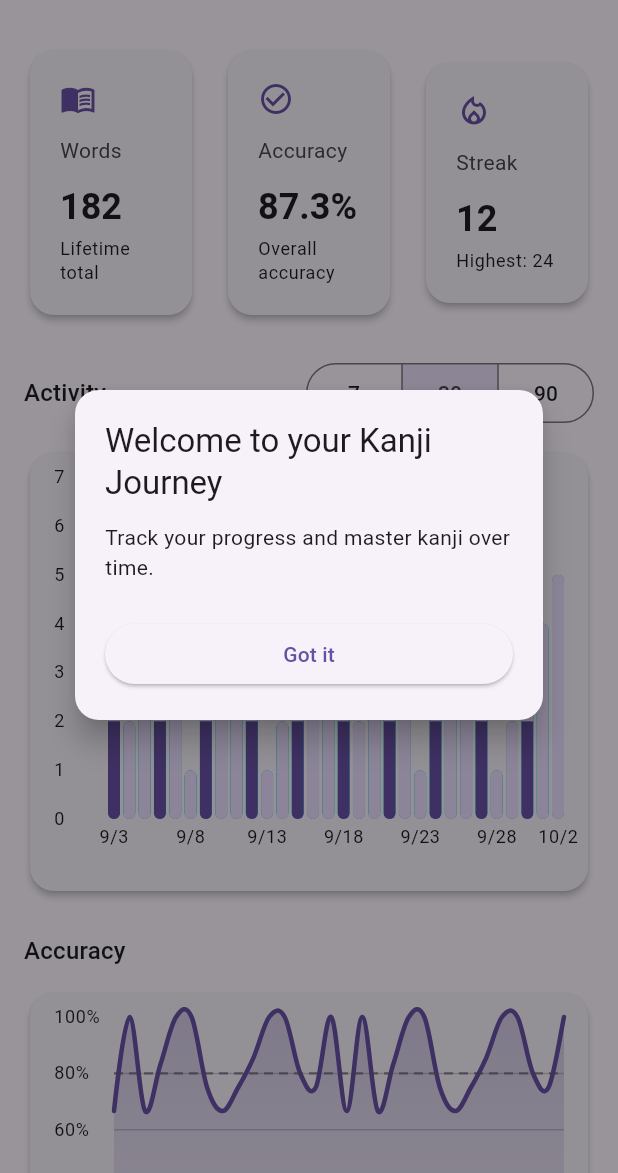
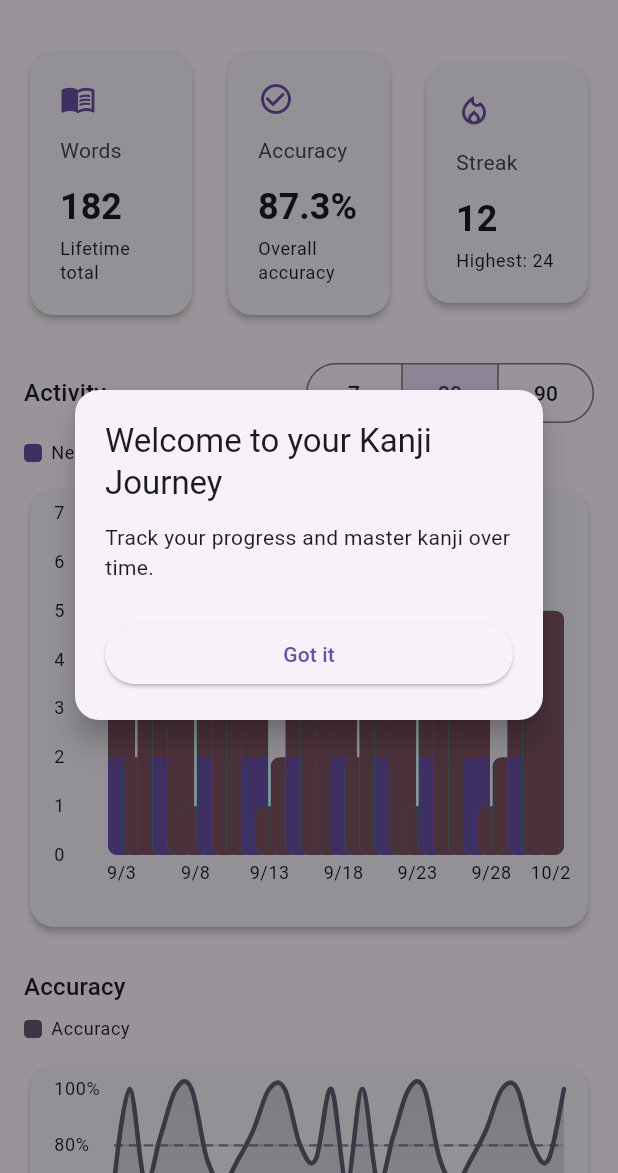
Before and after one commit to inami202rk-hub/my_kanji_app, a Flutter app: the screen it shows after launch, in the side drawer, after a tap on "統計", on a phone screen of 412 x 824 dp, the part 63-1236 px from its top. Run offline on Flutter 3.47's test engine with Material 3 defaults, Android fonts, the phone set to English and light mode, and no system bars; drawn by our look-alikes of fl_chart; our stand-ins replace shared_preferences; missing offline and left inert: dart:html, dart:js_util; network calls fail.

Commit message:
feat(stats): polish Activity/Accuracy/XP charts with tooltips, legends, and empty states

```diff
--- a/lib/features/stats/presentation/stats_page.dart
+++ b/lib/features/stats/presentation/stats_page.dart
@@ -211,6 +211,8 @@ class _StatsPageState extends State<StatsPage> {
                     ),
                   ],
                 ),
+                const SizedBox(height: 8),
+                _buildActivityLegend(context),
                 const SizedBox(height: 12),
                 _buildActivityCard(context),
                 const SizedBox(height: 24),
@@ -218,10 +220,24 @@ class _StatsPageState extends State<StatsPage> {
                   'Accuracy',
                   style: Theme.of(context).textTheme.titleMedium,
                 ),
+                const SizedBox(height: 8),
+                _buildLegend(context, [
+                  _LegendEntry(
+                    color: Theme.of(context).colorScheme.secondary,
+                    label: 'Accuracy',
+                  ),
+                ]),
                 const SizedBox(height: 12),
                 _buildAccuracyCard(context),
                 const SizedBox(height: 24),
                 Text('XP', style: Theme.of(context).textTheme.titleMedium),
+                const SizedBox(height: 8),
+                _buildLegend(context, [
+                  _LegendEntry(
+                    color: Theme.of(context).colorScheme.primary,
+                    label: 'XP earned',
+                  ),
+                ]),
                 const SizedBox(height: 12),
                 _buildXpCard(context),
                 const SizedBox(height: 24),
@@ -256,62 +272,124 @@ class _StatsPageState extends State<StatsPage> {
     );
   }
 
+  Widget _buildActivityLegend(BuildContext context) {
+    final palette = ActivityLegendColors.fromTheme(
+      Theme.of(context).colorScheme,
+    );
+    return _buildLegend(context, [
+      _LegendEntry(color: palette.newColor, label: 'New'),
+      _LegendEntry(color: palette.reviewColor, label: 'Review'),
+    ]);
+  }
+
+  Widget _buildLegend(BuildContext context, List<_LegendEntry> entries) {
+    final textStyle = Theme.of(context).textTheme.bodySmall;
+    return Wrap(
+      spacing: 16,
+      runSpacing: 8,
+      children: [
+        for (final entry in entries)
+          Row(
+            mainAxisSize: MainAxisSize.min,
+            crossAxisAlignment: CrossAxisAlignment.center,
+            children: [
+              Container(
+                width: 12,
+                height: 12,
+                decoration: BoxDecoration(
+                  color: entry.color,
+                  borderRadius: BorderRadius.circular(3),
+                ),
+              ),
+              const SizedBox(width: 6),
+              Text(entry.label, style: textStyle),
+            ],
+          ),
+      ],
+    );
+  }
+
   Widget _buildActivityCard(BuildContext context) {
+    final palette = ActivityLegendColors.fromTheme(
+      Theme.of(context).colorScheme,
+    );
+    final series = _timeseries?.series ?? const <DailyStat>[];
+
+    Widget buildBody() {
+      if (_loadingTimeseries) {
+        return const Center(child: CircularProgressIndicator());
+      }
+      if (_timeseriesError != null) {
+        return _ErrorBanner(message: _timeseriesError!);
+      }
+      return Column(
+        crossAxisAlignment: CrossAxisAlignment.stretch,
+        children: [
+          Expanded(
+            child: ActivityChart(series: series, palette: palette),
+          ),
+        ],
+      );
+    }
+
     return Card(
       shape: RoundedRectangleBorder(borderRadius: BorderRadius.circular(16)),
       elevation: 2,
       child: Padding(
         padding: const EdgeInsets.all(16),
-        child: SizedBox(
-          height: 260,
-          child: _loadingTimeseries
-              ? const Center(child: CircularProgressIndicator())
-              : _timeseriesError != null
-              ? _ErrorBanner(message: _timeseriesError!)
-              : _timeseries == null
-              ? const _ErrorBanner(message: 'No data yet')
-              : ActivityChart(series: _timeseries!.series),
-        ),
+        child: SizedBox(height: 260, child: buildBody()),
       ),
     );
   }
 
   Widget _buildAccuracyCard(BuildContext context) {
+    final series = _timeseries?.series ?? const <DailyStat>[];
+
+    Widget buildBody() {
+      if (_loadingTimeseries) {
+        return const Center(child: CircularProgressIndicator());
+      }
+      if (_timeseriesError != null) {
+        return _ErrorBanner(message: _timeseriesError!);
+      }
+      return Column(
+        crossAxisAlignment: CrossAxisAlignment.stretch,
+        children: [Expanded(child: AccuracyChart(series: series))],
+      );
+    }
+
     return Card(
       shape: RoundedRectangleBorder(borderRadius: BorderRadius.circular(16)),
       elevation: 2,
       child: Padding(
         padding: const EdgeInsets.all(16),
-        child: SizedBox(
-          height: 220,
-          child: _loadingTimeseries
-              ? const Center(child: CircularProgressIndicator())
-              : _timeseriesError != null
-              ? _ErrorBanner(message: _timeseriesError!)
-              : _timeseries == null || _timeseries!.series.isEmpty
-              ? const Center(child: Text('No data yet'))
-              : AccuracyChart(series: _timeseries!.series),
-        ),
+        child: SizedBox(height: 220, child: buildBody()),
       ),
     );
   }
 
   Widget _buildXpCard(BuildContext context) {
+    final series = _timeseries?.series ?? const <DailyStat>[];
+
+    Widget buildBody() {
+      if (_loadingTimeseries) {
+        return const Center(child: CircularProgressIndicator());
+      }
+      if (_timeseriesError != null) {
+        return _ErrorBanner(message: _timeseriesError!);
+      }
+      return Column(
+        crossAxisAlignment: CrossAxisAlignment.stretch,
+        children: [Expanded(child: XpChart(series: series))],
+      );
+    }
+
     return Card(
       shape: RoundedRectangleBorder(borderRadius: BorderRadius.circular(16)),
       elevation: 2,
       child: Padding(
         padding: const EdgeInsets.all(16),
-        child: SizedBox(
-          height: 220,
-          child: _loadingTimeseries
-              ? const Center(child: CircularProgressIndicator())
-              : _timeseriesError != null
-              ? _ErrorBanner(message: _timeseriesError!)
-              : _timeseries == null || _timeseries!.series.isEmpty
-              ? const Center(child: Text('No data yet'))
-              : XpChart(series: _timeseries!.series),
-        ),
+        child: SizedBox(height: 220, child: buildBody()),
       ),
     );
   }
@@ -353,6 +431,13 @@ class _StatsPageState extends State<StatsPage> {
   }
 }
 
+class _LegendEntry {
+  const _LegendEntry({required this.color, required this.label});
+
+  final Color color;
+  final String label;
+}
+
 class _ErrorBanner extends StatelessWidget {
   const _ErrorBanner({required this.message});
 
--- a/lib/features/stats/presentation/widgets/accuracy_chart.dart
+++ b/lib/features/stats/presentation/widgets/accuracy_chart.dart
@@ -26,6 +26,8 @@ class AccuracyChart extends StatelessWidget {
       spots.add(FlSpot(i.toDouble(), stat.accuracyPercent));
     }
 
+    final lineColor = theme.colorScheme.secondary;
+
     return LineChart(
       LineChartData(
         minY: 0,
@@ -44,7 +46,7 @@ class AccuracyChart extends StatelessWidget {
               y: 80,
               dashArray: const [6, 4],
               strokeWidth: 1.5,
-              color: theme.colorScheme.secondary.withValues(alpha: 0.7),
+              color: lineColor.withValues(alpha: 0.7),
             ),
           ],
         ),
@@ -53,7 +55,7 @@ class AccuracyChart extends StatelessWidget {
           LineChartBarData(
             spots: spots,
             isCurved: true,
-            color: theme.colorScheme.primary,
+            color: lineColor,
             barWidth: 3,
             isStrokeCapRound: true,
             dotData: const FlDotData(show: false),
@@ -61,8 +63,8 @@ class AccuracyChart extends StatelessWidget {
               show: true,
               gradient: LinearGradient(
                 colors: [
-                  theme.colorScheme.primary.withValues(alpha: 0.25),
-                  theme.colorScheme.primary.withValues(alpha: 0.05),
+                  lineColor.withValues(alpha: 0.25),
+                  lineColor.withValues(alpha: 0.05),
                 ],
                 begin: Alignment.topCenter,
                 end: Alignment.bottomCenter,
@@ -73,6 +75,9 @@ class AccuracyChart extends StatelessWidget {
         lineTouchData: LineTouchData(
           touchTooltipData: LineTouchTooltipData(
             tooltipRoundedRadius: 8,
+            fitInsideHorizontally: true,
+            fitInsideVertically: true,
+            tooltipPadding: const EdgeInsets.all(8),
             getTooltipItems: (touchedSpots) {
               return touchedSpots.map((spot) {
                 final index = spot.x.round();
--- a/lib/features/stats/presentation/widgets/activity_chart.dart
+++ b/lib/features/stats/presentation/widgets/activity_chart.dart
@@ -4,10 +4,28 @@ import 'package:intl/intl.dart';
 
 import '../../data/stats_models.dart';
 
+class ActivityLegendColors {
+  const ActivityLegendColors({
+    required this.newColor,
+    required this.reviewColor,
+  });
+
+  final Color newColor;
+  final Color reviewColor;
+
+  factory ActivityLegendColors.fromTheme(ColorScheme scheme) {
+    return ActivityLegendColors(
+      newColor: scheme.primary,
+      reviewColor: scheme.tertiary,
+    );
+  }
+}
+
 class ActivityChart extends StatelessWidget {
-  const ActivityChart({super.key, required this.series});
+  const ActivityChart({super.key, required this.series, required this.palette});
 
   final List<DailyStat> series;
+  final ActivityLegendColors palette;
 
   @override
   Widget build(BuildContext context) {
@@ -29,9 +47,10 @@ class ActivityChart extends StatelessWidget {
     return BarChart(
       BarChartData(
         maxY: highest.toDouble(),
-        barGroups: _buildGroups(context),
+        barGroups: _buildGroups(),
         gridData: const FlGridData(show: false),
         alignment: BarChartAlignment.spaceBetween,
+        groupsSpace: 12,
         barTouchData: _buildTouchData(context, localeTag),
         titlesData: _buildTitles(context, labels),
         borderData: FlBorderData(show: false),
@@ -80,27 +99,34 @@ class ActivityChart extends StatelessWidget {
   }
 
   BarTouchData _buildTouchData(BuildContext context, String localeTag) {
+    final theme = Theme.of(context);
     final tooltipStyle =
-        Theme.of(
-          context,
-        ).textTheme.bodyMedium?.copyWith(fontWeight: FontWeight.w600) ??
+        theme.textTheme.bodyMedium?.copyWith(fontWeight: FontWeight.w600) ??
         const TextStyle(fontWeight: FontWeight.w600);
     final bodyStyle =
-        Theme.of(context).textTheme.bodySmall ?? const TextStyle(fontSize: 12);
+        theme.textTheme.bodySmall ?? const TextStyle(fontSize: 12);
 
     return BarTouchData(
       enabled: true,
       touchTooltipData: BarTouchTooltipData(
         tooltipRoundedRadius: 8,
+        fitInsideHorizontally: true,
+        fitInsideVertically: true,
+        tooltipPadding: const EdgeInsets.all(8),
         getTooltipItem: (group, groupIndex, rod, rodIndex) {
-          final stat = series[group.x.toInt()];
+          final index = group.x.toInt().clamp(0, series.length - 1);
+          final stat = series[index];
           final date = DateFormat.yMMMd(localeTag).format(stat.date);
+          final reviewCount = (stat.reviews - stat.newCards).clamp(
+            0,
+            stat.reviews,
+          );
           return BarTooltipItem(
             '$date\n',
             tooltipStyle,
             children: [
-              TextSpan(text: 'Reviews: ${stat.reviews}\n', style: bodyStyle),
-              TextSpan(text: 'New cards: ${stat.newCards}', style: bodyStyle),
+              TextSpan(text: 'New: ${stat.newCards}\n', style: bodyStyle),
+              TextSpan(text: 'Review: $reviewCount', style: bodyStyle),
             ],
           );
         },
@@ -108,11 +134,7 @@ class ActivityChart extends StatelessWidget {
     );
   }
 
-  List<BarChartGroupData> _buildGroups(BuildContext context) {
-    final colorScheme = Theme.of(context).colorScheme;
-    final colorNew = colorScheme.primary;
-    final colorReview = colorScheme.primaryContainer;
-
+  List<BarChartGroupData> _buildGroups() {
     return [
       for (final entry in series.asMap().entries)
         BarChartGroupData(
@@ -120,17 +142,18 @@ class ActivityChart extends StatelessWidget {
           barRods: [
             BarChartRodData(
               toY: entry.value.reviews.toDouble(),
+              width: 18,
               borderRadius: BorderRadius.circular(6),
               rodStackItems: [
                 BarChartRodStackItem(
                   0,
                   entry.value.newCards.toDouble(),
-                  colorNew,
+                  palette.newColor,
                 ),
                 BarChartRodStackItem(
                   entry.value.newCards.toDouble(),
                   entry.value.reviews.toDouble(),
-                  colorReview,
+                  palette.reviewColor,
                 ),
               ],
             ),
--- a/lib/features/stats/presentation/widgets/xp_chart.dart
+++ b/lib/features/stats/presentation/widgets/xp_chart.dart
@@ -52,6 +52,7 @@ class XpChart extends StatelessWidget {
       BarChartData(
         maxY: maxY,
         alignment: BarChartAlignment.spaceBetween,
+        groupsSpace: 12,
         gridData: FlGridData(
           show: true,
           drawVerticalLine: false,
@@ -66,6 +67,9 @@ class XpChart extends StatelessWidget {
           enabled: true,
           touchTooltipData: BarTouchTooltipData(
             tooltipRoundedRadius: 8,
+            fitInsideHorizontally: true,
+            fitInsideVertically: true,
+            tooltipPadding: const EdgeInsets.all(8),
             getTooltipItem: (group, groupIndex, rod, rodIndex) {
               final index = group.x.toInt().clamp(0, series.length - 1);
               final stat = series[index];
```
